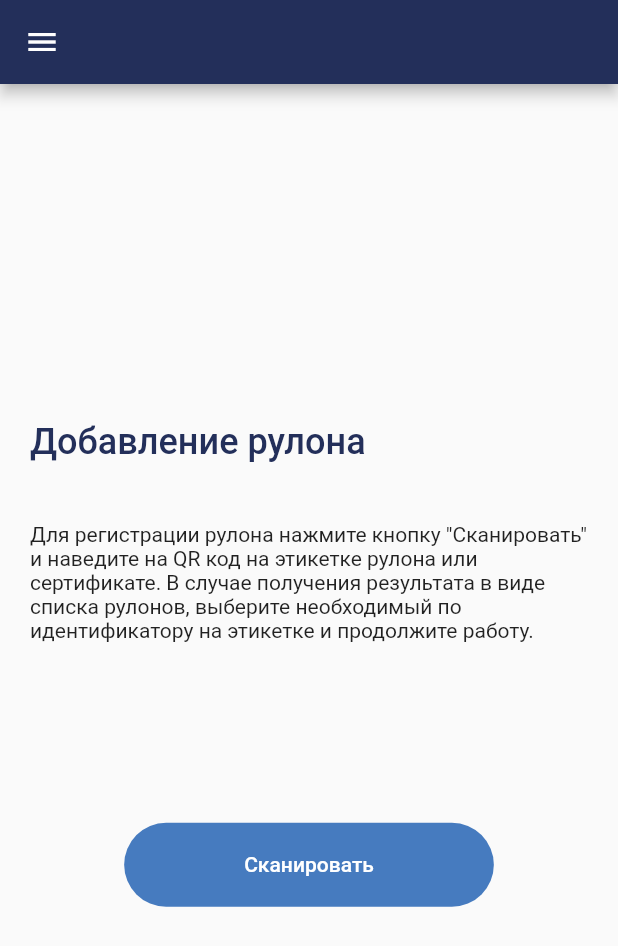
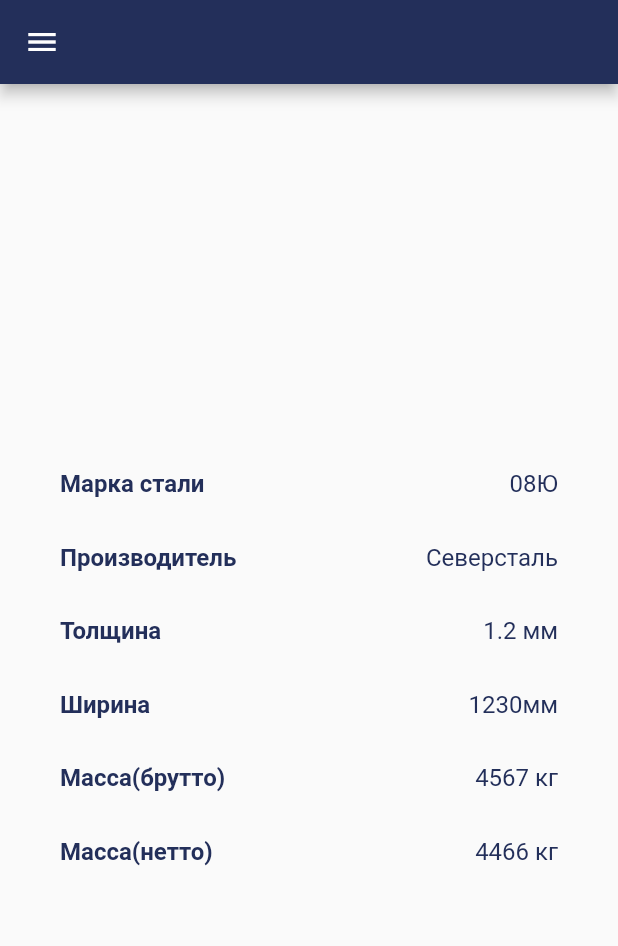
Before and after one commit to darya-varabei/supply_io, a Flutter app: the NavigationDrawer widget shown alone on an empty page, opened directly, after a tap on "Добавить по QR", on a phone screen of 412 x 824 dp. Shown: the top 946 px of the screen. Run offline on Flutter 3.47's test engine with Material 2 defaults, Android fonts, the phone set to English and light mode, and no system bars; missing offline and left inert: dart:ffi, flutter_barcode_scanner; network calls fail.

Commit message:
add: package parameters rows

```diff
--- a/lib/pages/login_page.dart
+++ b/lib/pages/login_page.dart
@@ -2,7 +2,7 @@ import 'dart:convert';
 
 import 'package:flutter/cupertino.dart';
 import 'package:flutter/material.dart';
-import 'package:supply_io/pages/scans/main_scanner_page.dart';
+import 'package:supply_io/pages/scans/add/main_scanner_page.dart';
 import 'package:supply_io/helpers/theme/app_theme.dart';
 
 import '../helpers/api/api_service.dart';
--- a/lib/pages/scans/main_scanner_page.dart
+++ b/lib/pages/scans/add/main_scanner_page.dart
@@ -4,8 +4,9 @@ import 'package:flutter/material.dart';
 import 'package:flutter/services.dart';
 import 'package:flutter_barcode_scanner/flutter_barcode_scanner.dart';
 import 'package:supply_io/helpers/theme/app_theme.dart';
+import 'package:supply_io/pages/scans/add/package_parameters.dart';
 import 'package:supply_io/pages/scans/qr_scan_page.dart';
-import '../sidebar_new/navigation_drawer.dart';
+import '../../sidebar_new/navigation_drawer.dart';
 
 class MainPage extends StatefulWidget {
   @override
@@ -69,6 +70,7 @@ class _MainPageState extends State<MainPage> {
       if (!mounted) return;
 
       setState(() {
+        PackageParametersPage();
         this.qrCode = qrCode;
         createUser(qrCode);
       });
--- /dev/null
+++ b/lib/pages/scans/add/package_parameters.dart
@@ -0,0 +1,197 @@
+import 'package:flutter/cupertino.dart';
+import 'package:flutter/material.dart';
+
+import '../../../helpers/theme/app_theme.dart';
+import '../../sidebar_new/navigation_drawer.dart';
+
+class PackageParametersPage extends StatefulWidget {
+  @override
+  _PackageParametersPageState createState() => _PackageParametersPageState();
+}
+
+class _PackageParametersPageState extends State<PackageParametersPage> {
+  @override
+  Widget build(BuildContext context) => Scaffold(
+      drawer: const NavigationDrawer(),
+      appBar: AppBar(
+        backgroundColor: AppTheme.colors.darkGradient,
+      ),
+      body: Center(
+          child: Column(mainAxisAlignment: MainAxisAlignment.center, children: [
+        Flexible(
+          flex: 2,
+          child: Container(
+            padding: EdgeInsets.fromLTRB(40, 20, 40, 10),
+            child: Row(children: <Widget>[
+              Text(
+                "Марка стали",
+                textAlign: TextAlign.right,
+                style: TextStyle(
+                    fontSize: 16,
+                    color: AppTheme.colors.darkGradient,
+                    fontWeight: FontWeight.w600),
+              ),
+              Spacer(),
+              Text(
+                "08Ю",
+                textAlign: TextAlign.right,
+                style: TextStyle(
+                    fontSize: 16,
+                    color: AppTheme.colors.darkGradient,
+                    fontWeight: FontWeight.w400),
+              ),
+            ]),
+          ),
+        ),
+            Flexible(
+              flex: 2,
+              child: Container(
+                padding: EdgeInsets.fromLTRB(40, 20, 40, 10),
+                child: Row(children: <Widget>[
+                  Text(
+                    "Производитель",
+                    textAlign: TextAlign.right,
+                    style: TextStyle(
+                        fontSize: 16,
+                        color: AppTheme.colors.darkGradient,
+                        fontWeight: FontWeight.w600),
+                  ),
+                  Spacer(),
+                  Text(
+                    "Северсталь",
+                    textAlign: TextAlign.right,
+                    style: TextStyle(
+                        fontSize: 16,
+                        color: AppTheme.colors.darkGradient,
+                        fontWeight: FontWeight.w400),
+                  ),
+                ]),
+              ),
+            ),
+            Flexible(
+              flex: 2,
+              child: Container(
+                padding: EdgeInsets.fromLTRB(40, 20, 40, 10),
+                child: Row(children: <Widget>[
+                  Text(
+                    "Толщина",
+                    textAlign: TextAlign.right,
+                    style: TextStyle(
+                        fontSize: 16,
+                        color: AppTheme.colors.darkGradient,
+                        fontWeight: FontWeight.w600),
+                  ),
+                  Spacer(),
+                  Text(
+                    "1.2 мм",
+                    textAlign: TextAlign.right,
+                    style: TextStyle(
+                        fontSize: 16,
+                        color: AppTheme.colors.darkGradient,
+                        fontWeight: FontWeight.w400),
+                  ),
+                ]),
+              ),
+            ),
+            Flexible(
+              flex: 1,
+              child: Container(
+                padding: EdgeInsets.fromLTRB(40, 20, 40, 10),
+                child: Row(children: <Widget>[
+                  Text(
+                    "Ширина",
+                    textAlign: TextAlign.right,
+                    style: TextStyle(
+                        fontSize: 16,
+                        color: AppTheme.colors.darkGradient,
+                        fontWeight: FontWeight.w600),
+                  ),
+                  Spacer(),
+                  Text(
+                    "1230мм",
+                    textAlign: TextAlign.right,
+                    style: TextStyle(
+                        fontSize: 16,
+                        color: AppTheme.colors.darkGradient,
+                        fontWeight: FontWeight.w400),
+                  ),
+                ]),
+              ),
+            ),
+            Flexible(
+              flex: 1,
+              child: Container(
+                padding: EdgeInsets.fromLTRB(40, 20, 40, 10),
+                child: Row(children: <Widget>[
+                  Text(
+                    "Масса(брутто)",
+                    textAlign: TextAlign.right,
+                    style: TextStyle(
+                        fontSize: 16,
+                        color: AppTheme.colors.darkGradient,
+                        fontWeight: FontWeight.w600),
+                  ),
+                  Spacer(),
+                  Text(
+                    "4567 кг",
+                    textAlign: TextAlign.right,
+                    style: TextStyle(
+                        fontSize: 16,
+                        color: AppTheme.colors.darkGradient,
+                        fontWeight: FontWeight.w400),
+                  ),
+                ]),
+              ),
+            ),
+            Flexible(
+              flex: 1,
+              child: Container(
+                padding: EdgeInsets.fromLTRB(40, 20, 40, 10),
+                child: Row(children: <Widget>[
+                  Text(
+                    "Масса(нетто)",
+                    textAlign: TextAlign.right,
+                    style: TextStyle(
+                        fontSize: 16,
+                        color: AppTheme.colors.darkGradient,
+                        fontWeight: FontWeight.w600),
+                  ),
+                  Spacer(),
+                  Text(
+                    "4466 кг",
+                    textAlign: TextAlign.right,
+                    style: TextStyle(
+                        fontSize: 16,
+                        color: AppTheme.colors.darkGradient,
+                        fontWeight: FontWeight.w400),
+                  ),
+                ]),
+              ),
+            ),
+            // Flexible(
+            //   flex: 1,
+            //   child: Container(
+            //     padding: EdgeInsets.fromLTRB(40, 20, 40, 10),
+            //     child: Row(children: <Widget>[
+            //       Text(
+            //         "Марка стали",
+            //         textAlign: TextAlign.right,
+            //         style: TextStyle(
+            //             fontSize: 16,
+            //             color: AppTheme.colors.darkGradient,
+            //             fontWeight: FontWeight.w600),
+            //       ),
+            //       Spacer(),
+            //       Text(
+            //         "08Ю",
+            //         textAlign: TextAlign.right,
+            //         style: TextStyle(
+            //             fontSize: 16,
+            //             color: AppTheme.colors.darkGradient,
+            //             fontWeight: FontWeight.w400),
+            //       ),
+            //     ]),
+            //   ),
+            // ),
+      ])));
+}
--- a/lib/pages/sidebar_new/navigation_drawer.dart
+++ b/lib/pages/sidebar_new/navigation_drawer.dart
@@ -1,10 +1,11 @@
 import 'package:flutter/cupertino.dart';
 import 'package:flutter/material.dart';
+import 'package:supply_io/pages/scans/add/package_parameters.dart';
 
 import '../../helpers/theme/app_theme.dart';
 import '../lists/production_table_widget.dart';
 import '../lists/scan_result_list.dart';
-import '../scans/main_scanner_page.dart';
+import '../scans/add/main_scanner_page.dart';
 import '../scans/use_scan_page.dart';
 import 'drawer_item.dart';
 
@@ -100,7 +101,7 @@ class NavigationDrawer extends StatelessWidget {
 
     switch(index){
       case 0:
-        Navigator.push(context, MaterialPageRoute(builder: (context) => MainPage()));
+        Navigator.push(context, MaterialPageRoute(builder: (context) => PackageParametersPage()));//MainPage()));
         break;
       case 1:
         Navigator.push(context, MaterialPageRoute(builder: (context) => UseRollPage()));
```
